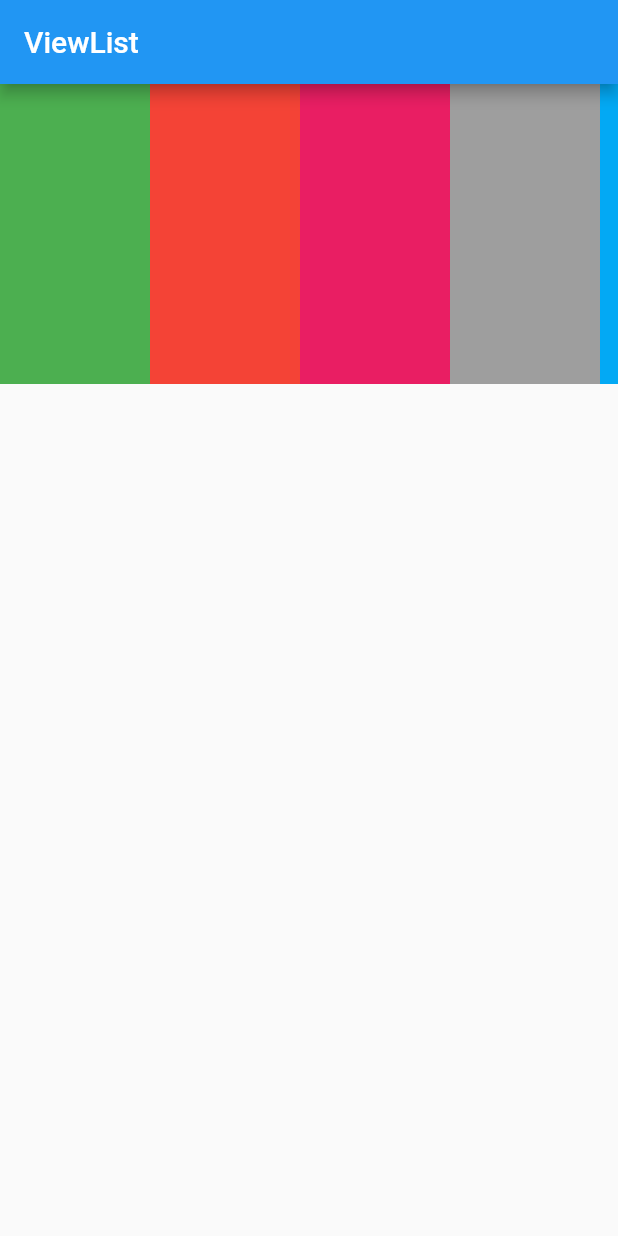
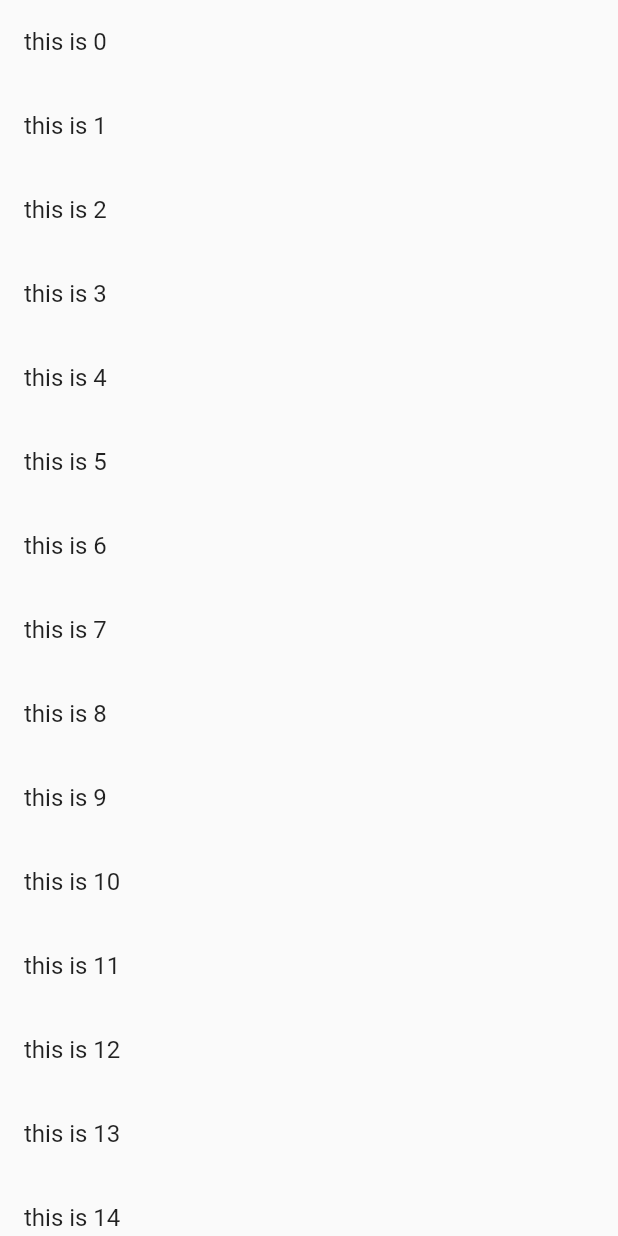
Before and after one commit to songhuizhang/Flutter-demo, a Flutter app: the screen it shows after launch, on a phone screen of 412 x 824 dp. Run offline on Flutter 3.47's test engine with Material 2 defaults, Android fonts, the phone set to English and light mode, and no system bars.

Commit message:
动态列表

```diff
--- a/lib/main.dart
+++ b/lib/main.dart
@@ -1,52 +1,23 @@
 import 'package:flutter/material.dart';
 
-void main() => runApp(MyApp());
+void main() =>
+    runApp(MyApp(items: List<String>.generate(100, (i) => "this is $i")));
 
 class MyApp extends StatelessWidget {
+  final List<String> items;
+  MyApp({Key key, @required this.items}) : super(key: key);
   @override
   Widget build(BuildContext context) {
     return MaterialApp(
       title: 'viewList',
       home: new Scaffold(
-          appBar: new AppBar(
-            title: new Text('ViewList'),
-          ),
-          body: Container(height: 200, child: MyList())),
+          body: new ListView.builder(
+              itemCount: items.length,
+              itemBuilder: (context, index) {
+                return new ListTile(
+                  title: Text('${items[index]}'),
+                );
+              })),
     );
   }
 }
-
-class MyList extends StatelessWidget {
-  @override
-  Widget build(BuildContext context) {
-    return ListView(
-      scrollDirection: Axis.horizontal,
-      children: <Widget>[
-        Container(
-          width: 100,
-          color: Colors.green,
-        ),
-        Container(
-          width: 100,
-          color: Colors.red,
-        ),
-        Container(
-          width: 100,
-          color: Colors.pink,
-        ),
-        Container(
-          width: 100,
-          color: Colors.grey,
-        ),
-        Container(
-          width: 100,
-          color: Colors.lightBlue,
-        ),
-        Container(
-          width: 100,
-          color: Colors.cyan,
-        ),
-      ],
-    );
-  }
-}
```
